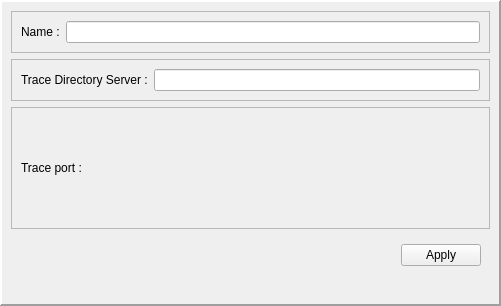
Above: QtTraceClient/UI/SettingsPanel.ui from cobreti/NyxTraceViewer before the change. Below: the same form after it.
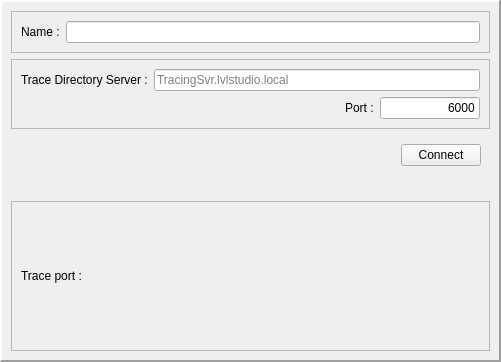
That is the form after the change.

Commit message: updated settings panel to be more meaningfull

```diff
--- a/QtTraceClient/UI/SettingsPanel.ui
+++ b/QtTraceClient/UI/SettingsPanel.ui
@@ -7,7 +7,7 @@
     <x>0</x>
     <y>0</y>
     <width>501</width>
-    <height>306</height>
+    <height>362</height>
    </rect>
   </property>
   <property name="sizePolicy">
@@ -86,20 +86,113 @@
         <property name="frameShadow">
          <enum>QFrame::Raised</enum>
         </property>
-        <layout class="QHBoxLayout" name="horizontalLayout_2">
+        <layout class="QVBoxLayout" name="verticalLayout_2">
          <item>
-          <widget class="QLabel" name="label_2">
+          <layout class="QHBoxLayout" name="horizontalLayout_2">
+           <item>
+            <widget class="QLabel" name="label_2">
+             <property name="text">
+              <string>Trace Directory Server :</string>
+             </property>
+            </widget>
+           </item>
+           <item>
+            <widget class="QLineEdit" name="TraceDirectoryServer">
+             <property name="placeholderText">
+              <string>TracingSvr.lvlstudio.local</string>
+             </property>
+            </widget>
+           </item>
+          </layout>
+         </item>
+         <item>
+          <layout class="QHBoxLayout" name="horizontalLayout_5">
+           <item>
+            <spacer name="horizontalSpacer_2">
+             <property name="orientation">
+              <enum>Qt::Horizontal</enum>
+             </property>
+             <property name="sizeHint" stdset="0">
+              <size>
+               <width>40</width>
+               <height>20</height>
+              </size>
+             </property>
+            </spacer>
+           </item>
+           <item>
+            <widget class="QLabel" name="label_4">
+             <property name="text">
+              <string>Port :</string>
+             </property>
+            </widget>
+           </item>
+           <item>
+            <widget class="QLineEdit" name="TraceDirectoryPort">
+             <property name="maximumSize">
+              <size>
+               <width>100</width>
+               <height>16777215</height>
+              </size>
+             </property>
+             <property name="text">
+              <string>6000</string>
+             </property>
+             <property name="alignment">
+              <set>Qt::AlignRight|Qt::AlignTrailing|Qt::AlignVCenter</set>
+             </property>
+            </widget>
+           </item>
+          </layout>
+         </item>
+        </layout>
+       </widget>
+      </item>
+      <item>
+       <widget class="QFrame" name="frame_5">
+        <property name="frameShape">
+         <enum>QFrame::NoFrame</enum>
+        </property>
+        <property name="frameShadow">
+         <enum>QFrame::Raised</enum>
+        </property>
+        <layout class="QHBoxLayout" name="horizontalLayout_3">
+         <item>
+          <spacer name="horizontalSpacer">
+           <property name="orientation">
+            <enum>Qt::Horizontal</enum>
+           </property>
+           <property name="sizeHint" stdset="0">
+            <size>
+             <width>40</width>
+             <height>20</height>
+            </size>
+           </property>
+          </spacer>
+         </item>
+         <item>
+          <widget class="QPushButton" name="applyButton">
            <property name="text">
-            <string>Trace Directory Server :</string>
+            <string>Connect</string>
            </property>
           </widget>
          </item>
-         <item>
-          <widget class="QLineEdit" name="TraceDirectoryServer"/>
-         </item>
         </layout>
        </widget>
       </item>
+      <item>
+       <widget class="QLabel" name="statusLabel">
+        <property name="autoFillBackground">
+         <bool>true</bool>
+        </property>
+        <property name="text">
+         <string/>
+        </property>
+        <property name="alignment">
+         <set>Qt::AlignCenter</set>
+        </property>
+       </widget>
+      </item>
       <item>
        <widget class="QFrame" name="frame_2">
         <property name="sizePolicy">
@@ -164,51 +257,6 @@
         </layout>
        </widget>
       </item>
-      <item>
-       <widget class="QFrame" name="frame_5">
-        <property name="frameShape">
-         <enum>QFrame::NoFrame</enum>
-        </property>
-        <property name="frameShadow">
-         <enum>QFrame::Raised</enum>
-        </property>
-        <layout class="QHBoxLayout" name="horizontalLayout_3">
-         <item>
-          <spacer name="horizontalSpacer">
-           <property name="orientation">
-            <enum>Qt::Horizontal</enum>
-           </property>
-           <property name="sizeHint" stdset="0">
-            <size>
-             <width>40</width>
-             <height>20</height>
-            </size>
-           </property>
-          </spacer>
-         </item>
-         <item>
-          <widget class="QPushButton" name="applyButton">
-           <property name="text">
-            <string>Apply</string>
-           </property>
-          </widget>
-         </item>
-        </layout>
-       </widget>
-      </item>
-      <item>
-       <widget class="QLabel" name="statusLabel">
-        <property name="autoFillBackground">
-         <bool>true</bool>
-        </property>
-        <property name="text">
-         <string/>
-        </property>
-        <property name="alignment">
-         <set>Qt::AlignCenter</set>
-        </property>
-       </widget>
-      </item>
      </layout>
     </widget>
    </item>
```
The commit also changes 2 other files.
